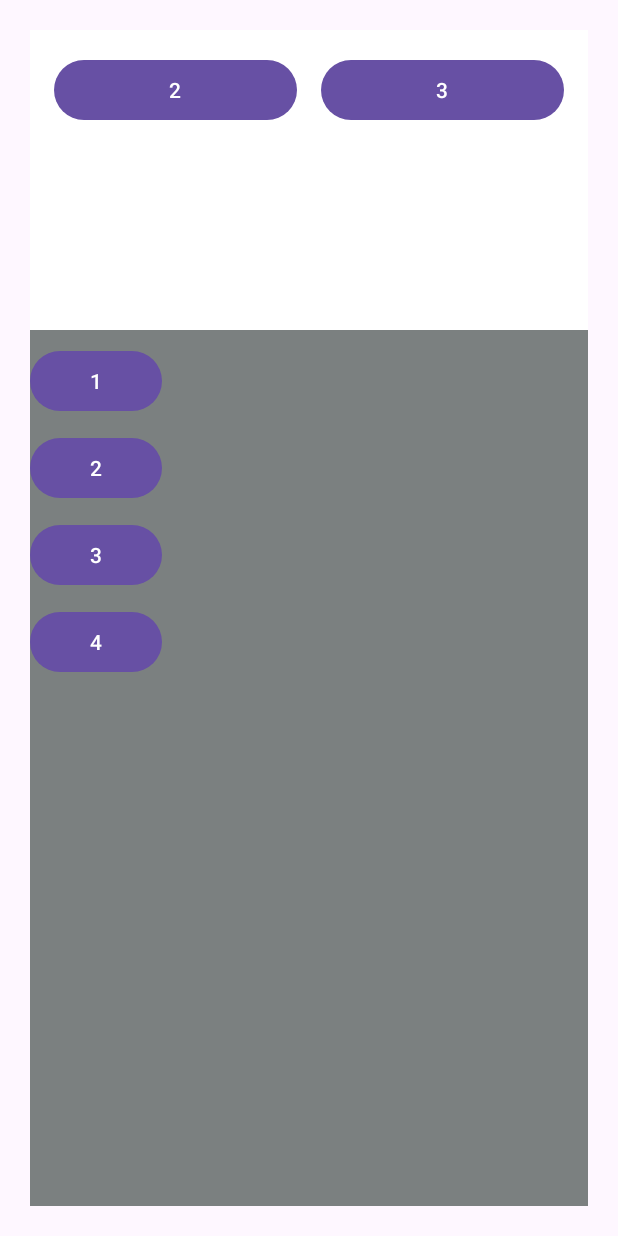
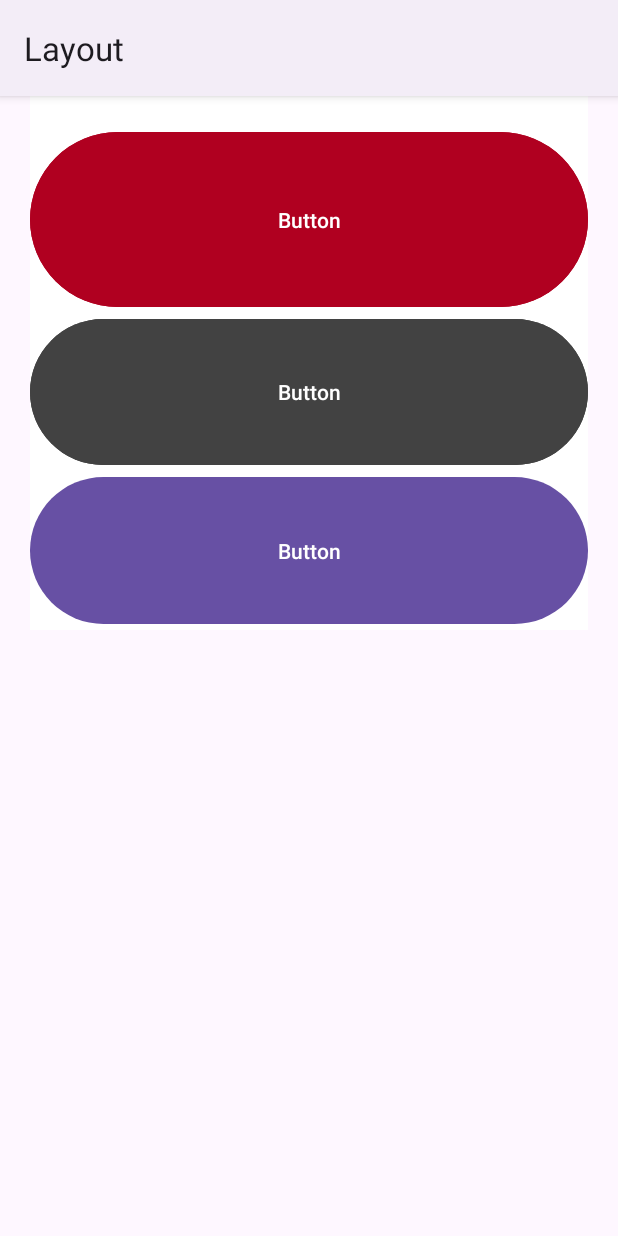
Before and after one commit to marufkhan09/layoutApp, an Android app: the screen it shows after launch (MainActivity), on a phone screen of 412 x 824 dp. Run offline under Robolectric (Android 15) with nearby library versions, the phone set to English and light mode, and no system bars.

Commit message:
layout_weight and weight_sum added

```diff
--- a/app/src/main/res/layout/activity_main.xml
+++ b/app/src/main/res/layout/activity_main.xml
@@ -4,70 +4,33 @@
     xmlns:tools="http://schemas.android.com/tools"
     android:id="@+id/main"
     android:layout_width="match_parent"
-    android:layout_height="match_parent"
+    android:layout_height="400dp"
     android:layout_margin="20dp"
-    android:background="#7b8080"
-    android:baselineAligned="false"
-    android:clipToPadding="false"
+    android:background="#fff"
     android:orientation="vertical"
-    android:padding="20dp"
+    android:gravity="center"
+    android:weightSum="5"
     tools:context=".MainActivity">
-
-    <LinearLayout
+    <Button
+        android:id="@+id/button"
         android:layout_width="match_parent"
-        android:layout_height="200dp"
-        android:background="@color/white"
-
-        android:padding="16dp">
-
-        <Button
-            android:id="@+id/button1"
-            android:layout_width="wrap_content"
-            android:layout_height="wrap_content"
-
-            android:layout_marginEnd="16dp"
-            android:layout_weight="1"
-            android:text="2" />
-
-        <Button
-            android:id="@+id/button2"
-            android:layout_width="wrap_content"
-            android:layout_height="wrap_content"
-
-            android:layout_weight="1"
-            android:text="3" />
-
-    </LinearLayout>
+        android:layout_height="wrap_content"
+        android:layout_weight="2"
+        android:backgroundTint="@color/design_default_color_error"
+        android:text="Button" />
 
     <Button
-        android:id="@+id/button5"
-        android:layout_width="wrap_content"
+        android:id="@+id/button3"
+        android:layout_width="match_parent"
         android:layout_height="wrap_content"
-
-        android:layout_marginTop="10dp"
-        android:text="1" />
+        android:layout_weight="1.5"
+        android:backgroundTint="@color/cardview_dark_background"
+        android:text="Button" />
 
     <Button
-        android:id="@+id/button6"
-        android:layout_width="wrap_content"
+        android:id="@+id/button2"
+        android:layout_width="match_parent"
         android:layout_height="wrap_content"
-
-        android:layout_marginTop="10dp"
-        android:text="2" />
-
-    <Button
-        android:id="@+id/button7"
-        android:layout_width="wrap_content"
-        android:layout_height="wrap_content"
-
-        android:layout_marginTop="10dp"
-        android:text="3" />
-
-    <Button
-        android:id="@+id/button8"
-        android:layout_width="wrap_content"
-        android:layout_height="wrap_content"
-
-        android:layout_marginTop="10dp"
-        android:text="4" />
+        android:layout_weight="1.5"
+        android:text="Button" />
 </LinearLayout>
--- a/app/src/main/res/values-night/themes.xml
+++ b/app/src/main/res/values-night/themes.xml
@@ -1,6 +1,6 @@
 <resources xmlns:tools="http://schemas.android.com/tools">
     <!-- Base application theme. -->
-    <style name="Base.Theme.Layout" parent="Theme.Material3.DayNight.NoActionBar">
+    <style name="Base.Theme.Layout" parent="Theme.Material3.DayNight">
         <!-- Customize your dark theme here. -->
         <!-- <item name="colorPrimary">@color/my_dark_primary</item> -->
     </style>
--- a/app/src/main/res/values/themes.xml
+++ b/app/src/main/res/values/themes.xml
@@ -1,6 +1,6 @@
 <resources xmlns:tools="http://schemas.android.com/tools">
     <!-- Base application theme. -->
-    <style name="Base.Theme.Layout" parent="Theme.Material3.DayNight.NoActionBar">
+    <style name="Base.Theme.Layout" parent="Theme.Material3.DayNight">
         <!-- Customize your light theme here. -->
         <!-- <item name="colorPrimary">@color/my_light_primary</item> -->
     </style>
```
